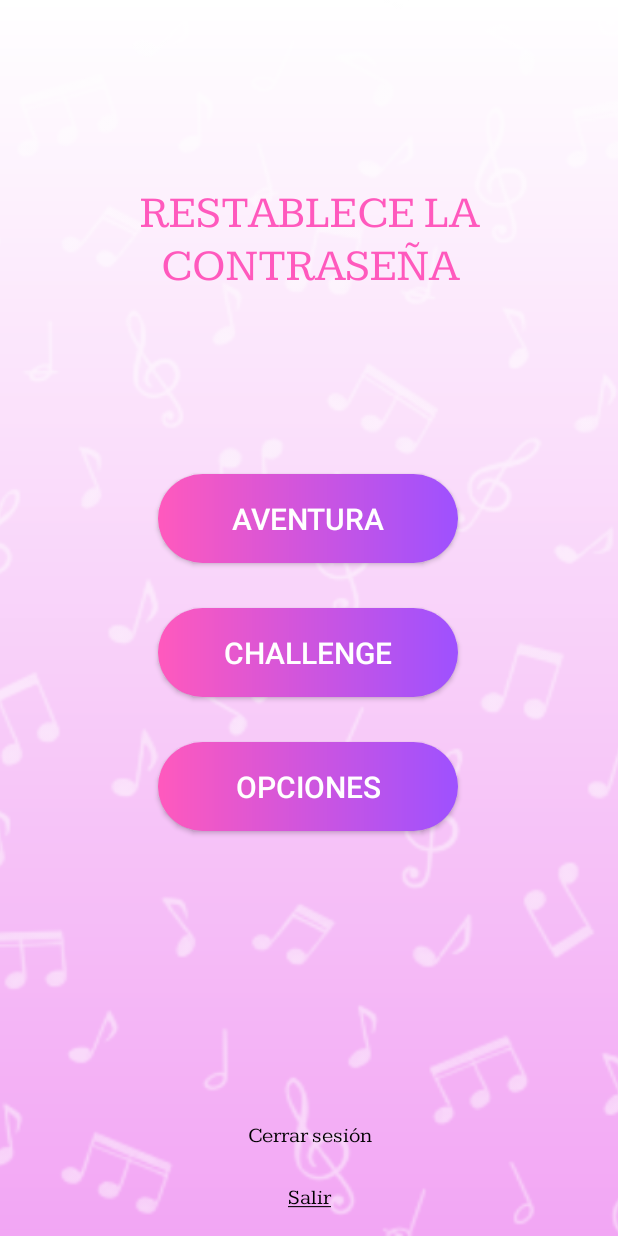
After one commit to almudenaiparraguirre/HarmoniaPlus, an Android app: the EligeModoJuegoActivity screen opened directly, with no data from a screen before it, on a phone screen of 412 x 824 dp. The commit adds this screen. Run offline under Robolectric (Android 15) with nearby library versions, the phone set to English and light mode, and no system bars.

Commit message:
Cambios pequeños

```diff
--- a/app/src/main/AndroidManifest.xml
+++ b/app/src/main/AndroidManifest.xml
@@ -12,6 +12,9 @@
         android:supportsRtl="true"
         android:theme="@style/Theme.Harmonia"
         tools:targetApi="31">
+        <activity
+            android:name=".EligeModoJuegoActivity"
+            android:exported="false" />
         <activity
             android:name=".PerfilUsuarioActivity"
             android:exported="false" />
--- /dev/null
+++ b/app/src/main/java/com/mariana/harmonia/EligeModoJuegoActivity.kt
@@ -0,0 +1,11 @@
+package com.mariana.harmonia
+
+import androidx.appcompat.app.AppCompatActivity
+import android.os.Bundle
+
+class EligeModoJuegoActivity : AppCompatActivity() {
+    override fun onCreate(savedInstanceState: Bundle?) {
+        super.onCreate(savedInstanceState)
+        setContentView(R.layout.activity_elige_modo_juego)
+    }
+}
--- a/app/src/main/java/com/mariana/harmonia/EnvioCodigoActivity.kt
+++ b/app/src/main/java/com/mariana/harmonia/EnvioCodigoActivity.kt
@@ -75,7 +75,6 @@ class EnvioCodigoActivity : AppCompatActivity() {
         val intent = Intent(this, InicioSesionActivity::class.java)
         startActivity(intent)
         finish()
-        RestableceContrasenaActivity().cerrarActividad()
     }
 
 }
--- a/app/src/main/java/com/mariana/harmonia/RestableceContrasenaActivity.kt
+++ b/app/src/main/java/com/mariana/harmonia/RestableceContrasenaActivity.kt
@@ -20,7 +20,6 @@ import com.mariana.harmonia.Utilidades
 
 class RestableceContrasenaActivity : AppCompatActivity() {
 
-    private lateinit var textoNoRecibido: TextView
     private lateinit var cuentaRegresiva: CountDownTimer
     private lateinit var boton: Button
     private lateinit var email: EditText
@@ -33,17 +32,10 @@ class RestableceContrasenaActivity : AppCompatActivity() {
         boton = findViewById(R.id.botonEmail)
         email = findViewById(R.id.editText1)
         textoAdvertencia = findViewById(R.id.textoAdvertencia)
-
-        //activarBoton()
     }
 
     fun clickVolverInicioSesion(view: View) {
         finish()
-    }
-
-    override fun onDestroy() {
-        cuentaRegresiva.cancel()
-        super.onDestroy()
     }
 
     fun enviarEmail(view: View) {
@@ -64,6 +56,7 @@ class RestableceContrasenaActivity : AppCompatActivity() {
     }
 
     fun cerrarActividad(){
+
     }
 
 }
--- a/app/src/main/res/drawable/degradado_button.xml
+++ b/app/src/main/res/drawable/degradado_button.xml
@@ -3,4 +3,6 @@
     <gradient android:startColor="@color/rosa" android:endColor="@color/morado" android:type="linear"/>
     <corners android:radius="100dp"/>
 
+    <gradient android:startColor="@color/rosa" android:endColor="@color/morado" android:type="linear"/>
+    <corners android:radius="100dp"/>
 </shape>
--- /dev/null
+++ b/app/src/main/res/layout/activity_elige_modo_juego.xml
@@ -0,0 +1,124 @@
+<?xml version="1.0" encoding="utf-8"?>
+<androidx.constraintlayout.widget.ConstraintLayout xmlns:android="http://schemas.android.com/apk/res/android"
+    xmlns:app="http://schemas.android.com/apk/res-auto"
+    xmlns:tools="http://schemas.android.com/tools"
+    android:layout_width="match_parent"
+    android:layout_height="match_parent"
+    tools:context=".EligeModoJuegoActivity"
+    android:background="@drawable/fondo_degradado">
+
+    <ImageView
+        android:layout_width="match_parent"
+        android:layout_height="match_parent"
+        android:alpha="0.5"
+        android:scaleType="centerCrop"
+        android:src="@drawable/fondoooo"
+        tools:layout_editor_absoluteX="206dp"
+        tools:layout_editor_absoluteY="309dp" />
+
+    <TextView
+        android:id="@+id/eligeModo"
+        style="@style/Fuente_kameron"
+        android:layout_width="wrap_content"
+        android:layout_height="wrap_content"
+        android:text="RESTABLECE LA CONTRASEÑA"
+        android:textAlignment="center"
+        android:textColor="@color/rosa"
+        android:textSize="30dp"
+        android:layout_gravity="center_horizontal"
+        android:layout_marginTop="-700dp"
+        app:layout_constraintTop_toBottomOf="parent"
+        tools:ignore="MissingConstraints" />
+
+    <androidx.appcompat.widget.AppCompatButton
+        android:id="@+id/botonAventura"
+        android:layout_width="200dp"
+        android:layout_height="wrap_content"
+        android:layout_gravity="center"
+        android:layout_marginTop="120dp"
+        android:background="@drawable/degradado_button"
+        android:onClick="clickConfirmarCodigo"
+        android:padding="16dp"
+        android:text="AVENTURA"
+        android:textColor="@color/blanco"
+        android:textSize="20dp"
+        app:layout_constraintEnd_toEndOf="parent"
+        app:layout_constraintHorizontal_bias="0.497"
+        app:layout_constraintStart_toStartOf="parent"
+        app:layout_constraintTop_toBottomOf="@+id/eligeModo" />
+
+    <androidx.appcompat.widget.AppCompatButton
+        android:id="@+id/botonChallenge"
+        android:layout_width="200dp"
+        android:layout_height="wrap_content"
+        android:layout_gravity="center"
+        android:layout_marginTop="30dp"
+        android:background="@drawable/degradado_button"
+        android:onClick="clickConfirmarCodigo"
+        android:padding="16dp"
+        android:text="CHALLENGE"
+        android:textColor="@color/blanco"
+        android:textSize="20dp"
+        app:layout_constraintEnd_toEndOf="parent"
+        app:layout_constraintHorizontal_bias="0.497"
+        app:layout_constraintStart_toStartOf="parent"
+        app:layout_constraintTop_toBottomOf="@+id/botonAventura" />
+
+
+    <androidx.appcompat.widget.AppCompatButton
+        android:id="@+id/botonOpciones"
+        android:layout_width="200dp"
+        android:layout_height="wrap_content"
+        android:layout_gravity="center"
+        android:layout_marginTop="30dp"
+        android:background="@drawable/degradado_button"
+        android:onClick="clickConfirmarCodigo"
+        android:padding="16dp"
+        android:text="OPCIONES"
+        android:textColor="@color/blanco"
+        android:textSize="20dp"
+        app:layout_constraintEnd_toEndOf="parent"
+        app:layout_constraintHorizontal_bias="0.497"
+        app:layout_constraintStart_toStartOf="parent"
+        app:layout_constraintTop_toBottomOf="@+id/botonChallenge" />
+
+
+    <TextView
+        android:id="@+id/cerrarSesion"
+        style="@style/Fuente_kameron"
+        android:layout_width="match_parent"
+        android:layout_height="wrap_content"
+        android:layout_marginTop="8dp"
+        android:clickable="true"
+        android:gravity="center"
+        android:onClick="irSalir"
+        android:padding="8dp"
+        android:text="@string/cerrarSesion"
+        android:textAlignment="center"
+        android:textColor="@color/negro"
+        android:textSize="14dp"
+        app:layout_constraintBottom_toBottomOf="parent"
+        app:layout_constraintTop_toBottomOf="@+id/botonOpciones"
+        app:layout_constraintVertical_bias="0.78"
+        tools:layout_editor_absoluteX="0dp" />
+
+    <TextView
+        android:id="@+id/salirTextView"
+        style="@style/Fuente_kameron"
+        android:layout_width="match_parent"
+        android:layout_height="wrap_content"
+        android:layout_marginTop="8dp"
+        android:clickable="true"
+        android:gravity="center"
+        android:onClick="irSalir"
+        android:padding="8dp"
+        android:text="@string/salirSubrrayado"
+        android:textAlignment="center"
+        android:textColor="@color/negro"
+        android:textSize="14dp"
+        app:layout_constraintBottom_toBottomOf="parent"
+        app:layout_constraintTop_toBottomOf="@+id/cerrarSesion"
+        app:layout_constraintVertical_bias="0.0"
+        tools:layout_editor_absoluteX="0dp" />
+
+</androidx.constraintlayout.widget.ConstraintLayout>
--- a/app/src/main/res/layout/activity_envio_codigo.xml
+++ b/app/src/main/res/layout/activity_envio_codigo.xml
@@ -112,8 +112,6 @@
             app:layout_constraintStart_toStartOf="parent"
             app:layout_constraintTop_toBottomOf="@+id/bienvenido" />
 
-        .
-
         <EditText
             android:id="@+id/editText1"
             android:layout_width="0dp"
--- a/app/src/main/res/layout/activity_registro.xml
+++ b/app/src/main/res/layout/activity_registro.xml
@@ -8,6 +8,10 @@
     android:background="@drawable/fondo_degradado"
     tools:context=".RegistroActivity">
 
+    <ScrollView
+        android:layout_width="match_parent"
+        android:layout_height="match_parent"
+        />
 
     <ImageView
         android:layout_width="match_parent"
@@ -214,9 +218,6 @@
             app:layout_constraintTop_toBottomOf="@+id/mensaje"
             tools:ignore="InvalidId" />
 
-
-
-
         <!-- Salir -->
 
         <TextView
--- a/app/src/main/res/layout/activity_restablece_contrasena.xml
+++ b/app/src/main/res/layout/activity_restablece_contrasena.xml
@@ -166,11 +166,13 @@
             android:layout_width="match_parent"
             android:layout_height="wrap_content"
             android:layout_gravity="center"
+            style="@style/Fuente_kameron"
+            android:textSize="14dp"
             android:layout_marginTop="68dp"
             android:clickable="true"
             android:gravity="center"
             android:onClick="clickVolverInicioSesion"
-            android:textColor="@color/gris"
+            android:textColor="@color/negro"
             android:text="@string/VolverInicioSesionSubrrayado"
             android:textAlignment="center"
             app:layout_constraintTop_toBottomOf="@+id/botonEmail"
@@ -188,7 +190,7 @@
             android:text="@string/salirSubrrayado"
             android:textAlignment="center"
             android:textColor="@color/negro"
-            android:textSize="16dp"
+            android:textSize="14dp"
             app:layout_constraintBottom_toBottomOf="parent"
             app:layout_constraintTop_toBottomOf="@+id/volverInicioSesion"
             app:layout_constraintVertical_bias="0.0"
--- a/app/src/main/res/values/strings.xml
+++ b/app/src/main/res/values/strings.xml
@@ -5,4 +5,5 @@
     <string name="NoRecuerdasLaContraseñaSubrayado"><u>¿No recuerdas la contraseña?</u></string>
     <string name="VolverInicioSesionSubrrayado"><u>Volver al inicio de sesión</u></string>
     <string name="VolverAEnviarSubrrayado"><u>Volver a enviar</u></string>
+    <string name="cerrarSesion">Cerrar sesión</string>
 </resources>
```
